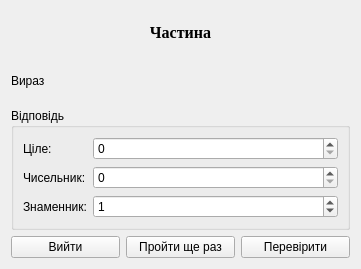
First picture: the form in uis/exercise_window.ui, repository AntynK/FractionsQuizApp, before the edit.
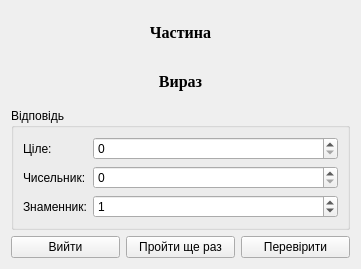
Second picture: the form after the edit.

What changed in the file:
```diff
--- a/uis/exercise_window.ui
+++ b/uis/exercise_window.ui
@@ -37,9 +37,20 @@
    </item>
    <item>
     <widget class="QLabel" name="expression">
+     <property name="font">
+      <font>
+       <family>Times New Roman</family>
+       <pointsize>12</pointsize>
+       <weight>75</weight>
+       <bold>true</bold>
+      </font>
+     </property>
      <property name="text">
       <string>Вираз</string>
      </property>
+     <property name="alignment">
+      <set>Qt::AlignCenter</set>
+     </property>
     </widget>
    </item>
    <item>
```
